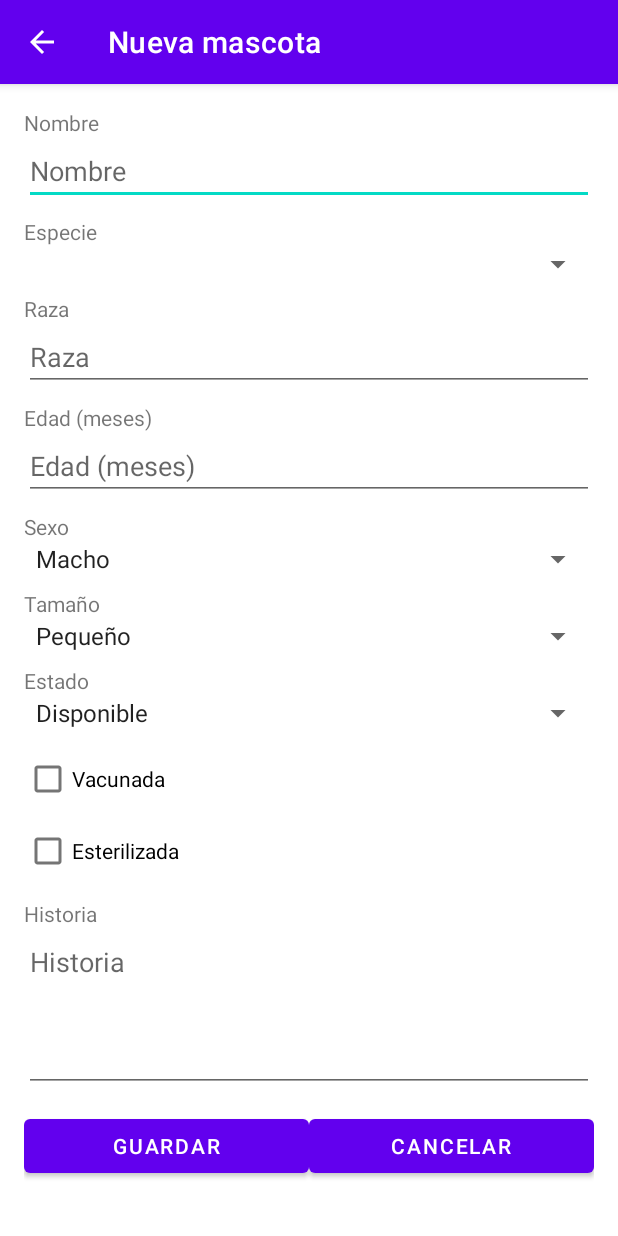
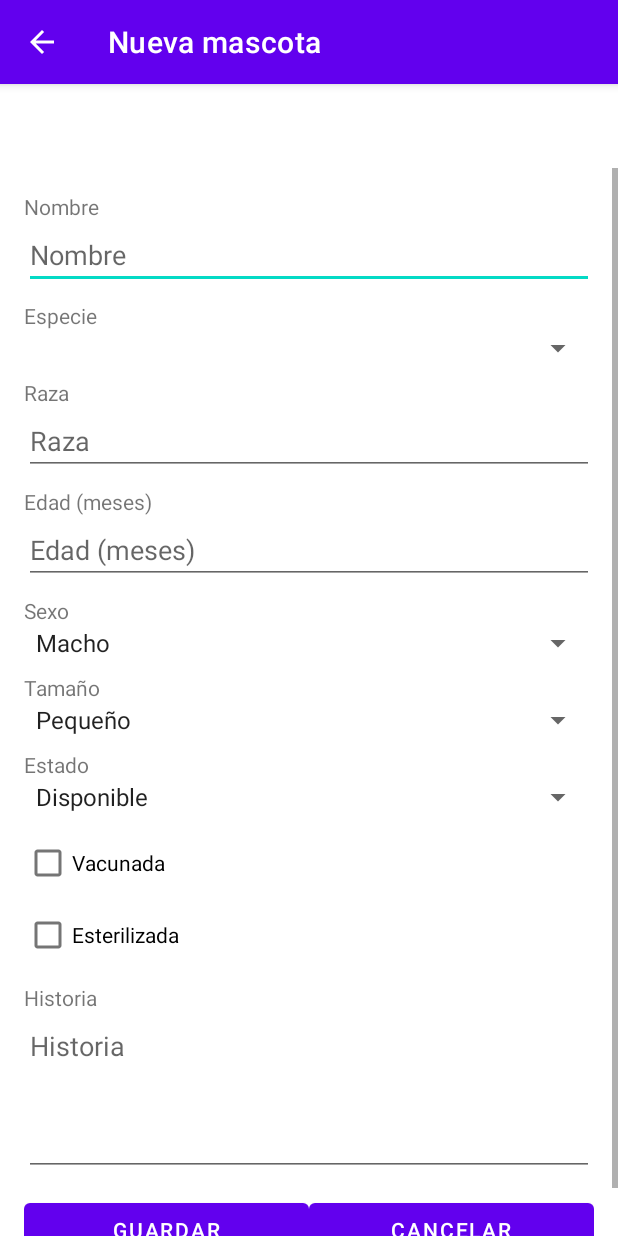
Before and after one commit to CesarPerez2002/MascotasAPI, an Android app: the FormularioActivity screen opened directly, with no data from a screen before it, on a phone screen of 412 x 824 dp. Run offline under Robolectric (Android 15) with nearby library versions, the phone set to English and light mode, and no system bars; 1 statement that could not run was skipped.

Commit message:
Corregir visibilidad del campo Nombre y del detalle en la app Android

```diff
--- a/MascotasAndroid/app/src/main/res/layout/activity_detalle.xml
+++ b/MascotasAndroid/app/src/main/res/layout/activity_detalle.xml
@@ -1,7 +1,9 @@
 <?xml version="1.0" encoding="utf-8"?>
 <ScrollView xmlns:android="http://schemas.android.com/apk/res/android"
     android:layout_width="match_parent"
-    android:layout_height="match_parent">
+    android:layout_height="match_parent"
+    android:paddingTop="?attr/actionBarSize"
+    android:clipToPadding="false">
 
     <LinearLayout
         android:layout_width="match_parent"
--- a/MascotasAndroid/app/src/main/res/layout/activity_formulario.xml
+++ b/MascotasAndroid/app/src/main/res/layout/activity_formulario.xml
@@ -1,7 +1,9 @@
 <?xml version="1.0" encoding="utf-8"?>
 <ScrollView xmlns:android="http://schemas.android.com/apk/res/android"
     android:layout_width="match_parent"
-    android:layout_height="match_parent">
+    android:layout_height="match_parent"
+    android:paddingTop="?attr/actionBarSize"
+    android:clipToPadding="false">
 
     <LinearLayout
         android:layout_width="match_parent"
```
